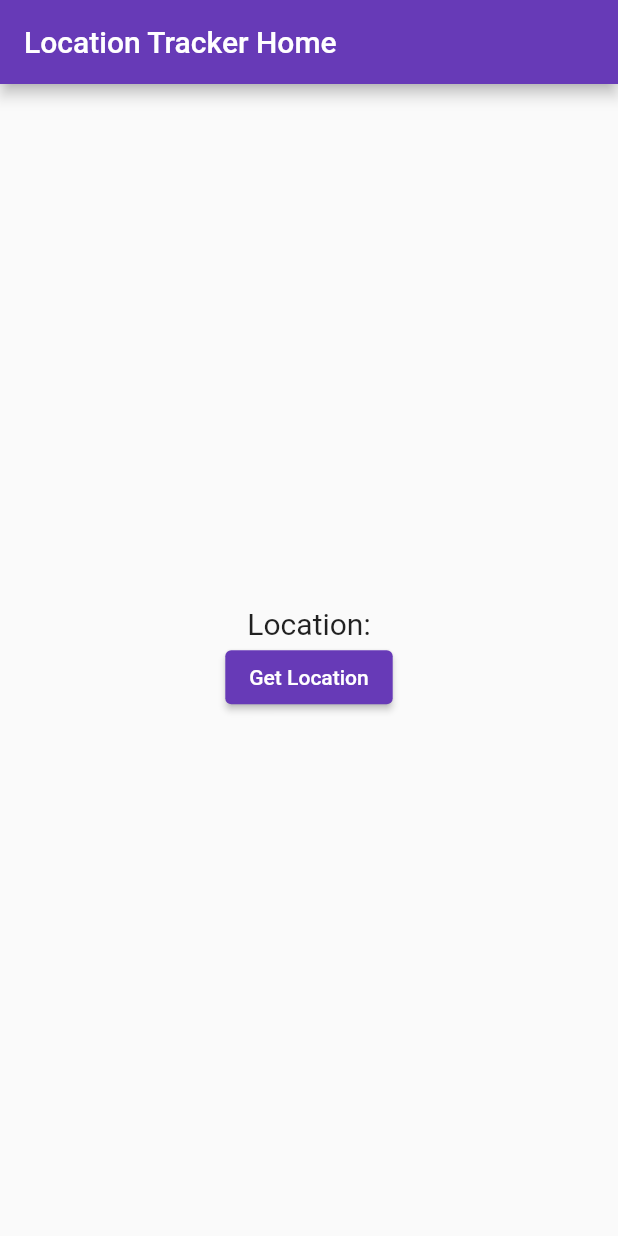
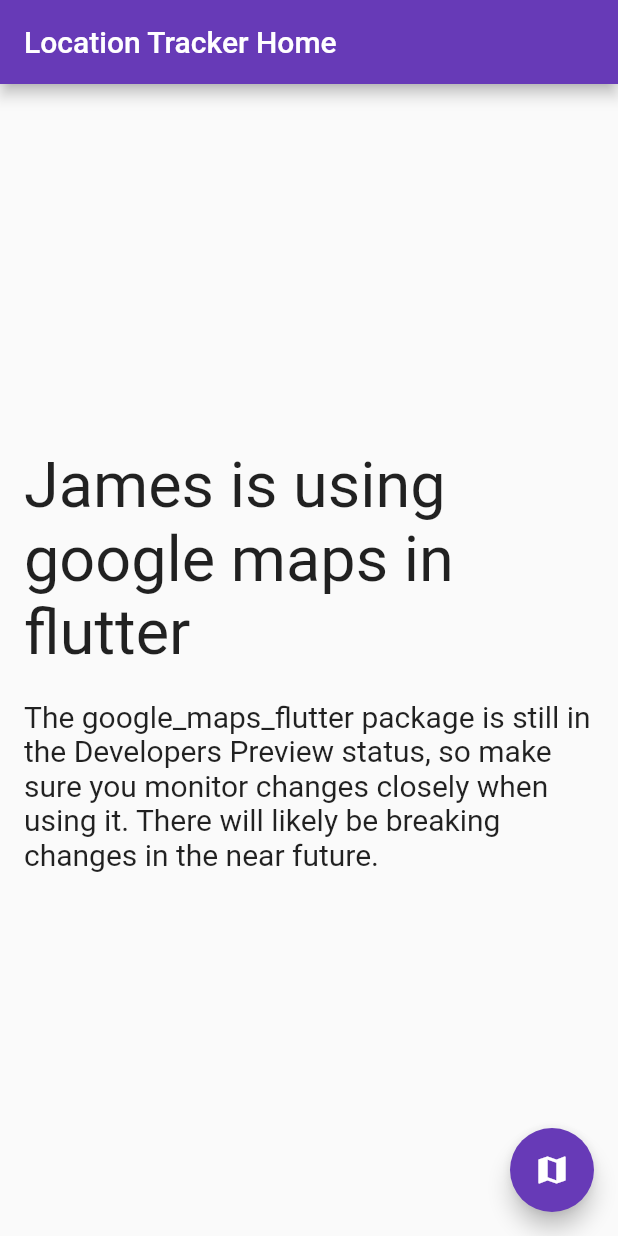
Before and after one commit to jamesearls/final-year-project, a Flutter app: the screen it shows after launch, on a phone screen of 412 x 824 dp. Run offline on Flutter 3.47's test engine with Material 2 defaults, Android fonts, the phone set to English and light mode, and no system bars; our stand-ins replace firebase_auth, firebase_core, google_maps_flutter, location; accounts and stored records are empty.

Commit message:
Changed Homescreen UI

```diff
--- a/location_tracker/lib/screens/home_screen/home_screen.dart
+++ b/location_tracker/lib/screens/home_screen/home_screen.dart
@@ -1,11 +1,11 @@
 // ignore_for_file: prefer_typing_uninitialized_variables
 
 import 'package:flutter/material.dart';
-import 'package:geolocator/geolocator.dart';
-import 'package:fluttertoast/fluttertoast.dart';
-import 'package:location_tracker/utils/local_utils.dart';
+import 'package:location_tracker/screens/map_screen/map_screen.dart';
 
 class HomeScreen extends StatefulWidget {
+  const HomeScreen({Key? key}) : super(key: key);
+
   // This widget is the home page of your application. It is stateful, meaning
   // that it has a State object (defined below) that contains fields that affect
   // how it looks.
@@ -20,44 +20,6 @@
 }
 
 class _HomeScreenState extends State<HomeScreen> {
-  Position? position;
-  var latitude;
-  var longitude;
-
-  getLocation() async {
-    bool serviceEnabled;
-    LocationPermission permission;
-
-    serviceEnabled = await Geolocator.isLocationServiceEnabled();
-
-    if (!serviceEnabled) {
-      Fluttertoast.showToast(msg: 'Location Service is disabled');
-    }
-    permission = await Geolocator.checkPermission();
-    if (permission == LocationPermission.denied) {
-      permission = await Geolocator.requestPermission();
-      if (permission == LocationPermission.denied) {
-        Fluttertoast.showToast(msg: 'User denied the permission');
-      }
-    }
-    if (permission == LocationPermission.deniedForever) {
-      Fluttertoast.showToast(msg: 'User denied the permission forever');
-    }
-    Position currentposition = await Geolocator.getCurrentPosition();
-
-    setState(() {
-      position = currentposition;
-      latitude = currentposition.latitude;
-      longitude = currentposition.longitude;
-    });
-  }
-
-  @override
-  void initState() {
-    getLocation();
-    super.initState();
-  }
-
   @override
   Widget build(BuildContext context) {
     // This method is rerun every time setState is called, for instance as done
@@ -75,22 +37,30 @@
           style: TextStyle(color: (Colors.white)),
         ),
       ),
-      body: Center(
-        child: Column(
-          mainAxisAlignment: MainAxisAlignment.center,
-          children: <Widget>[
-            Text(position == null ? 'Location:' : position.toString(),
-                style: const TextStyle(fontSize: 20)),
-            ElevatedButton(
-                onPressed: () {
-                  getLocation();
-                  print("button pushed lmao");
-                  print(LocalUtils.getLat());
-                  print(LocalUtils.getLong());
-                },
-                child: const Text('Get Location'))
-          ],
+      body: Container(
+        padding: const EdgeInsets.all(16),
+        child: Center(
+          child: Column(
+            mainAxisAlignment: MainAxisAlignment.center,
+            children: <Widget>[
+              Text(
+                'James is using google maps in flutter',
+                style: TextStyle(fontSize: 42),
+              ),
+              SizedBox(height: 20),
+              Text(
+                'The google_maps_flutter package is still in the Developers Preview status, so make sure you monitor changes closely when using it. There will likely be breaking changes in the near future.',
+                style: TextStyle(fontSize: 20),
+              ),
+            ],
+          ),
         ),
+      ),
+      floatingActionButton: FloatingActionButton(
+        tooltip: 'Increment',
+        child: const Icon(Icons.map),
+        onPressed: () => Navigator.push(
+            context, MaterialPageRoute(builder: (context) => MapScreen())),
       ),
     );
   }
```
